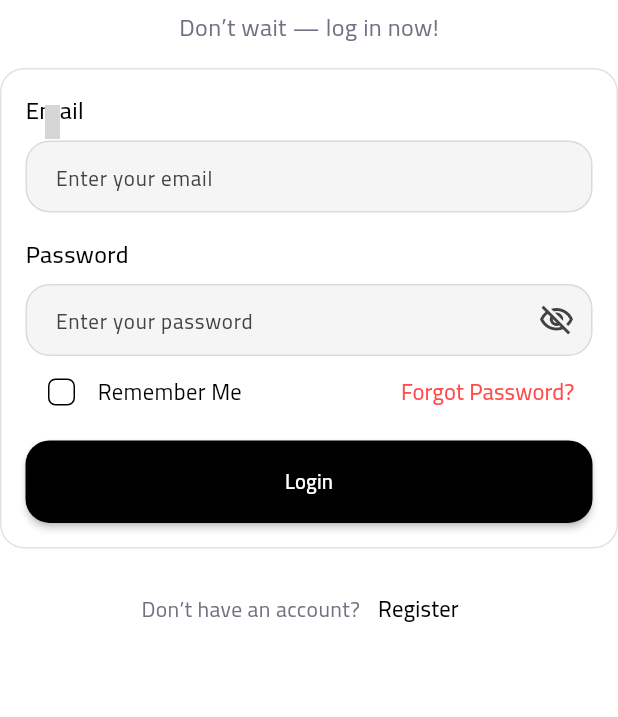
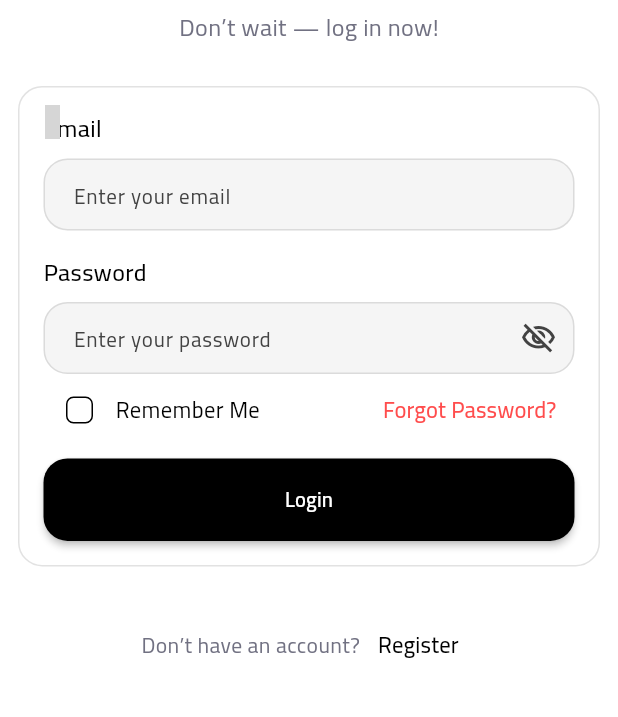
Before and after one commit to Ahmed-Hamdy-911/Jot-Do, a Flutter app: the screen it shows after launch, after a tap on "Sign in with Email", on a phone screen of 412 x 824 dp, the part 317-1034 px from its top. Run offline on Flutter 3.47's test engine with Material 3 defaults, Android fonts, the phone set to English and light mode, and no system bars; our stand-ins replace animated_splash_screen, awesome_snackbar_content, bloc, cloud_firestore, connectivity_plus, firebase_auth and 11 more; missing offline and left inert: dynamic_height_grid_view; accounts and stored records are empty; grey boxes are pictures that could not be loaded.

Commit message:
`Added screenshots for light and dark modes, updated UI section in README.md, and made minor adjustments to login view widget`

```diff
--- a/lib/features/auth/presentation/views/emailAndPassword/login_view.dart
+++ b/lib/features/auth/presentation/views/emailAndPassword/login_view.dart
@@ -39,7 +39,10 @@ class LoginView extends StatelessWidget {
                         constraints: const BoxConstraints(maxWidth: 600),
                         child: const LoginForm());
                   } else {
-                    return const LoginForm();
+                    return const Padding(
+                      padding: EdgeInsets.all(12.0),
+                      child: LoginForm(),
+                    );
                   }
                 }),
                 AppComponents.mediumVerticalSpace(),
```
Also changed, not shown: 2 other files.
